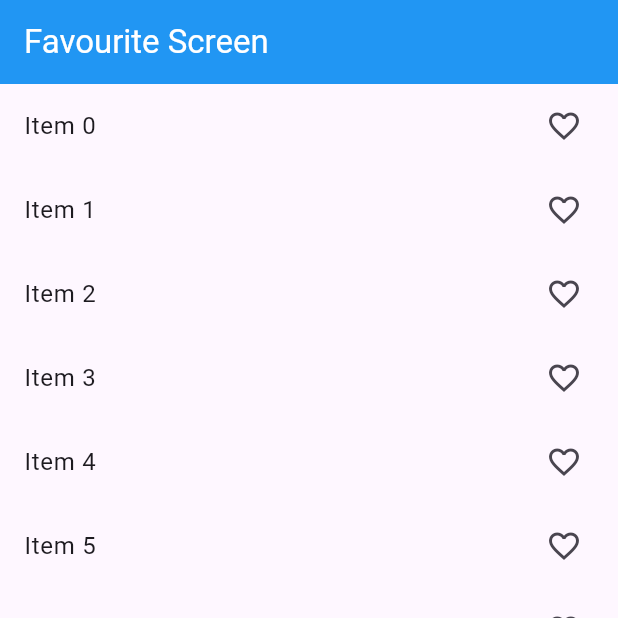
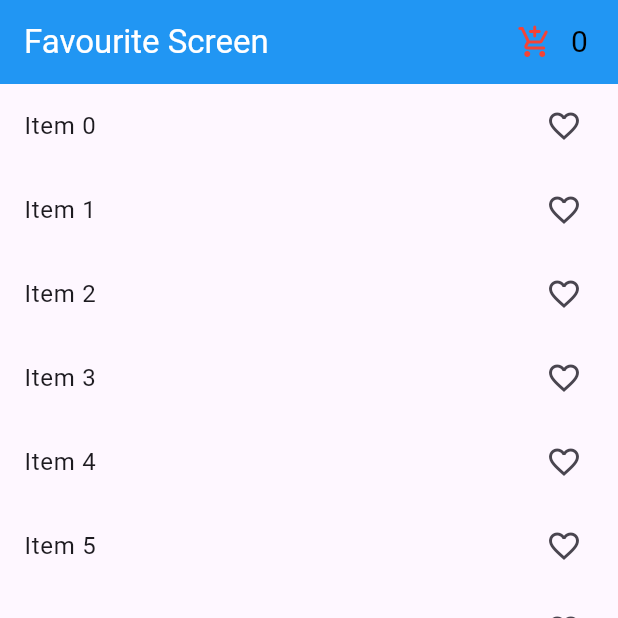
Before and after one commit to Daniyal-cell/Provider, a Flutter app: the screen it shows after launch, on a phone screen of 412 x 824 dp, the top half of it. Run offline on Flutter 3.47's test engine with Material 3 defaults, Android fonts, the phone set to English and light mode, and no system bars.

Commit message:
favourite_provider them_provider

```diff
--- a/lib/main.dart
+++ b/lib/main.dart
@@ -1,12 +1,14 @@
+import 'package:counter_with_provider/providers/theam_provider.dart';
+import 'package:counter_with_provider/views/screens/theam_changer.dart';
 import 'package:flutter/material.dart';
 import 'package:provider/provider.dart';
 
 //import 'CounterScreen/count_example.dart';
-import 'ProgramScreen/example_one.dart';
-import 'ProgramScreen/favouriteScreen.dart';
-import 'ProviderScreen/example_provider.dart';
-import 'ProviderScreen/count_provider.dart';
-import 'ProviderScreen/favourite_provider.dart';
+import 'views/screens//example_one.dart';
+import 'views/screens/favourite_screen.dart';
+import 'providers/example_provider.dart';
+import 'providers/count_provider.dart';
+import 'providers/favourite_provider.dart';
 //import 'CounterScreen/example_one.dart';
 
 void main() {
@@ -24,21 +26,23 @@ class _MyAppState extends State<MyApp> {
   @override
   Widget build(BuildContext context) {
     return MultiProvider(
-        providers: [
-          ChangeNotifierProvider(
-        create: (_)=>CountProvider(),
-    ),
-          ChangeNotifierProvider(
-        create: (_)=>ExampleProvider(),
-    ),
-          ChangeNotifierProvider(
-        create: (_)=>FavouriteProvider(),
-    ),
-
-        ],
-      child: MaterialApp(
-        debugShowCheckedModeBanner: false,
-        home: FavouriteScreen(),
+      providers: [
+        ChangeNotifierProvider(create: (_) => CountProvider()),
+        ChangeNotifierProvider(create: (_) => ExampleProvider()),
+        ChangeNotifierProvider(create: (_) => FavouriteProvider()),
+        ChangeNotifierProvider(create: (_) => TheamProvider()),
+      ],
+      child: Builder(
+        builder: (BuildContext context) {
+          final themeProvider = Provider.of<TheamProvider>(context);
+          return MaterialApp(
+            themeMode: themeProvider.themeMode, // Controls theme mode
+            theme: ThemeData.light(),
+            darkTheme: ThemeData.dark(),
+            debugShowCheckedModeBanner: false,
+            home: FavouriteScreen(),
+          );
+        },
       ),
     );
   }
--- /dev/null
+++ b/lib/providers/theam_provider.dart
@@ -0,0 +1,11 @@
+import 'package:flutter/foundation.dart';
+import 'package:flutter/material.dart';
+class TheamProvider with ChangeNotifier{
+  var _themeMode = ThemeMode.light;
+  ThemeMode get themeMode => _themeMode;
+  void setTheme(themeMode){
+    _themeMode=themeMode;
+    notifyListeners();
+  }
+
+}
--- a/lib/ProgramScreen/count_example.dart
+++ b/lib/views/screens/count_example.dart
@@ -1,7 +1,7 @@
 import 'package:flutter/material.dart';
 import 'package:provider/provider.dart';
 
-import '../ProviderScreen/count_provider.dart';
+import '../../providers/count_provider.dart';
 
 class CountExample extends StatefulWidget {
   const CountExample({super.key});
--- a/lib/ProgramScreen/example_one.dart
+++ b/lib/views/screens/example_one.dart
@@ -1,4 +1,4 @@
-import 'package:counter_with_provider/ProviderScreen/example_provider.dart';
+import 'package:counter_with_provider/providers/example_provider.dart';
 import 'package:flutter/material.dart';
 import 'package:provider/provider.dart';
 
--- a/lib/ProgramScreen/favouriteScreen.dart
+++ b/lib/views/screens/favourite_screen.dart
@@ -1,6 +1,8 @@
-import 'package:counter_with_provider/ProviderScreen/favourite_provider.dart';
+import 'package:counter_with_provider/providers/favourite_provider.dart';
 import 'package:flutter/material.dart';
 import 'package:provider/provider.dart';
+
+import 'like_screen.dart';
 
 class FavouriteScreen extends StatefulWidget {
   const FavouriteScreen({super.key});
@@ -21,6 +23,31 @@ class _FavouriteScreenState extends State<FavouriteScreen> {
             color: Colors.white,
           ),
         ),
+        actions: [
+          Padding(
+            padding: const EdgeInsets.only(right: 20),
+            child: Row(
+              children: [
+                IconButton(onPressed: (){
+                  Navigator.push(
+                      context,
+                      MaterialPageRoute(
+                        builder: (context)=>LikeScreen(),
+                      )
+                  );
+                }, icon: const Icon(Icons.add_shopping_cart_rounded,color: Colors.red,)),
+               Consumer<FavouriteProvider>(
+                   builder: (context, value, child){
+                     return Text(value.selectedItem.length.toString(),style: const TextStyle(
+                       fontSize: 20,
+                       color: Colors.black,
+                     ),);
+                   }
+               )
+              ],
+            )
+          )
+        ],
       ),
       body: Consumer<FavouriteProvider>(builder: (context, value, child) {
         return ListView.builder(
@@ -33,7 +60,7 @@ class _FavouriteScreenState extends State<FavouriteScreen> {
                     ? value.removeItem(index)
                     : value.addItem(index);
               },
-              title: Text("Item " + index.toString()),
+              title: Text("Item $index"),
               trailing: Icon(
                 value.selectedItem.contains(index)
                     ? Icons.favorite
```
Also changed, not shown: lib/views/screens/like_screen.dart (added, +40 -0 lines), lib/views/screens/theam_changer.dart (added, +42 -0 lines), lib/providers/count_provider.dart (renamed from lib/ProviderScreen/count_provider.dart), lib/providers/example_provider.dart (renamed from lib/ProviderScreen/example_provider.dart), lib/providers/favourite_provider.dart (renamed from lib/ProviderScreen/favourite_provider.dart), pubspec.lock.
